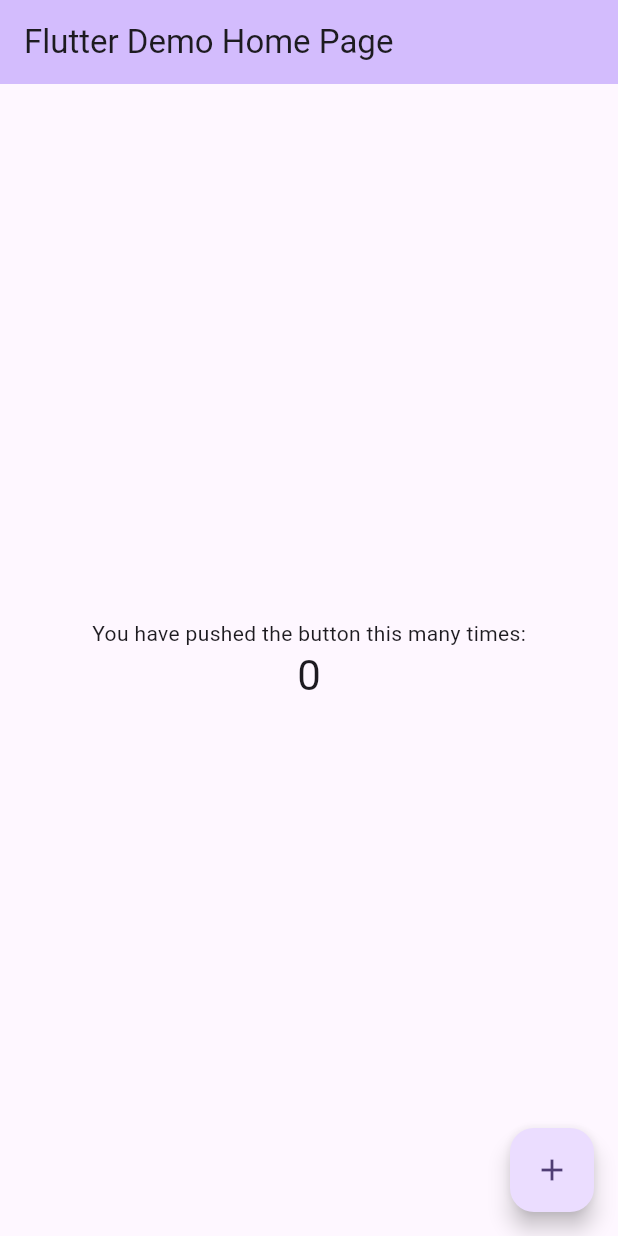
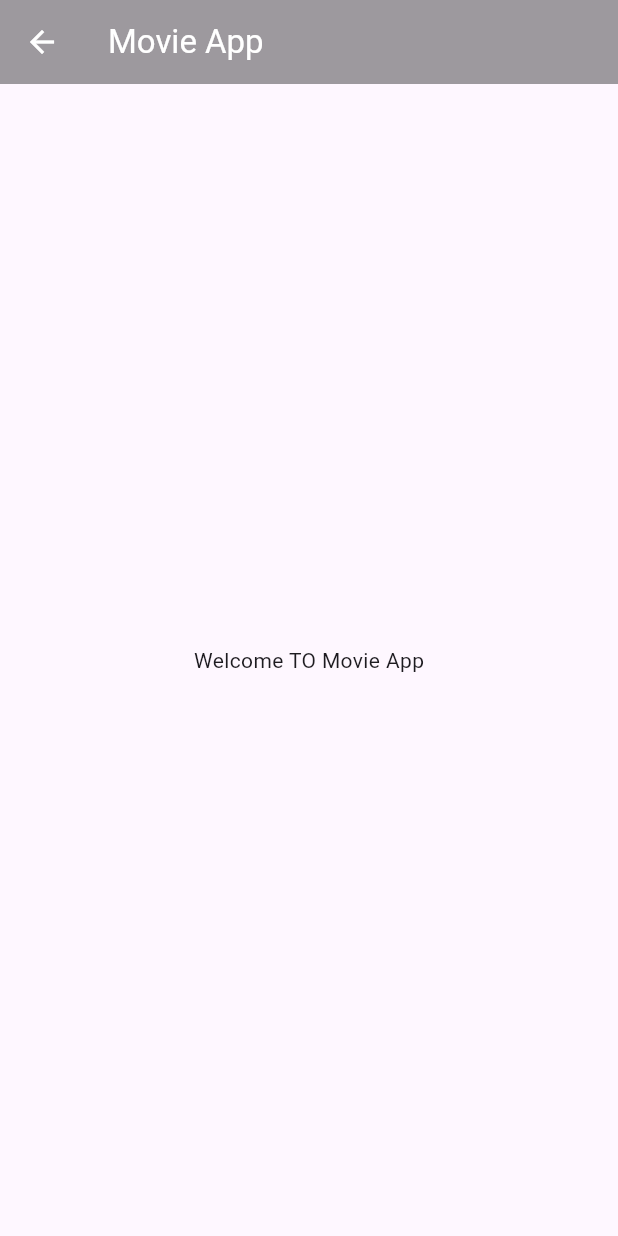
Before and after one commit to VIKAS-WEB/MovieApp, a Flutter app: the screen it shows after launch, on a phone screen of 412 x 824 dp. Run offline on Flutter 3.47's test engine with Material 3 defaults, Android fonts, the phone set to English and light mode, and no system bars.

Commit message:
Inserted New Welcome File

```diff
--- /dev/null
+++ b/lib/WelcomeScreen/WelcomeScreen.dart
@@ -0,0 +1,30 @@
+import 'package:flutter/material.dart';
+
+class Welcomescreen extends StatefulWidget {
+  const Welcomescreen({super.key});
+
+  @override
+  State<Welcomescreen> createState() => _WelcomescreenState();
+}
+
+class _WelcomescreenState extends State<Welcomescreen> {
+  @override
+  Widget build(BuildContext context) {
+    return Scaffold(
+      appBar: AppBar(
+        leading: Icon(
+          Icons.arrow_back,
+          color: Colors.white,
+        ),
+        title: Text(
+          'Movie App',
+          style: TextStyle(color: Colors.white),
+        ),
+        backgroundColor: Colors.black38,
+      ),
+      body: Center(
+        child: Text('Welcome TO Movie App'),
+      ),
+    );
+  }
+}
--- a/lib/main.dart
+++ b/lib/main.dart
@@ -1,4 +1,5 @@
 import 'package:flutter/material.dart';
+import 'package:git_example/WelcomeScreen/WelcomeScreen.dart';
 
 void main() {
   runApp(const MyApp());
@@ -13,113 +14,10 @@
     return MaterialApp(
       title: 'Flutter Demo',
       theme: ThemeData(
-        // This is the theme of your application.
-        //
-        // TRY THIS: Try running your application with "flutter run". You'll see
-        // the application has a purple toolbar. Then, without quitting the app,
-        // try changing the seedColor in the colorScheme below to Colors.green
-        // and then invoke "hot reload" (save your changes or press the "hot
-        // reload" button in a Flutter-supported IDE, or press "r" if you used
-        // the command line to start the app).
-        //
-        // Notice that the counter didn't reset back to zero; the application
-        // state is not lost during the reload. To reset the state, use hot
-        // restart instead.
-        //
-        // This works for code too, not just values: Most code changes can be
-        // tested with just a hot reload.
         colorScheme: ColorScheme.fromSeed(seedColor: Colors.deepPurple),
         useMaterial3: true,
       ),
-      home: const MyHomePage(title: 'Flutter Demo Home Page'),
+      home: Welcomescreen(),
     );
   }
 }
-
-class MyHomePage extends StatefulWidget {
-  const MyHomePage({super.key, required this.title});
-
-  // This widget is the home page of your application. It is stateful, meaning
-  // that it has a State object (defined below) that contains fields that affect
-  // how it looks.
-
-  // This class is the configuration for the state. It holds the values (in this
-  // case the title) provided by the parent (in this case the App widget) and
-  // used by the build method of the State. Fields in a Widget subclass are
-  // always marked "final".
-
-  final String title;
-
-  @override
-  State<MyHomePage> createState() => _MyHomePageState();
-}
-
-class _MyHomePageState extends State<MyHomePage> {
-  int _counter = 0;
-
-  void _incrementCounter() {
-    setState(() {
-      // This call to setState tells the Flutter framework that something has
-      // changed in this State, which causes it to rerun the build method below
-      // so that the display can reflect the updated values. If we changed
-      // _counter without calling setState(), then the build method would not be
-      // called again, and so nothing would appear to happen.
-      _counter++;
-    });
-  }
-
-  @override
-  Widget build(BuildContext context) {
-    // This method is rerun every time setState is called, for instance as done
-    // by the _incrementCounter method above.
-    //
-    // The Flutter framework has been optimized to make rerunning build methods
-    // fast, so that you can just rebuild anything that needs updating rather
-    // than having to individually change instances of widgets.
-    return Scaffold(
-      appBar: AppBar(
-        // TRY THIS: Try changing the color here to a specific color (to
-        // Colors.amber, perhaps?) and trigger a hot reload to see the AppBar
-        // change color while the other colors stay the same.
-        backgroundColor: Theme.of(context).colorScheme.inversePrimary,
-        // Here we take the value from the MyHomePage object that was created by
-        // the App.build method, and use it to set our appbar title.
-        title: Text(widget.title),
-      ),
-      body: Center(
-        // Center is a layout widget. It takes a single child and positions it
-        // in the middle of the parent.
-        child: Column(
-          // Column is also a layout widget. It takes a list of children and
-          // arranges them vertically. By default, it sizes itself to fit its
-          // children horizontally, and tries to be as tall as its parent.
-          //
-          // Column has various properties to control how it sizes itself and
-          // how it positions its children. Here we use mainAxisAlignment to
-          // center the children vertically; the main axis here is the vertical
-          // axis because Columns are vertical (the cross axis would be
-          // horizontal).
-          //
-          // TRY THIS: Invoke "debug painting" (choose the "Toggle Debug Paint"
-          // action in the IDE, or press "p" in the console), to see the
-          // wireframe for each widget.
-          mainAxisAlignment: MainAxisAlignment.center,
-          children: <Widget>[
-            const Text(
-              'You have pushed the button this many times:',
-            ),
-            Text(
-              '$_counter',
-              style: Theme.of(context).textTheme.headlineMedium,
-            ),
-          ],
-        ),
-      ),
-      floatingActionButton: FloatingActionButton(
-        onPressed: _incrementCounter,
-        tooltip: 'Increment',
-        child: const Icon(Icons.add),
-      ), // This trailing comma makes auto-formatting nicer for build methods.
-    );
-  }
-}
```
